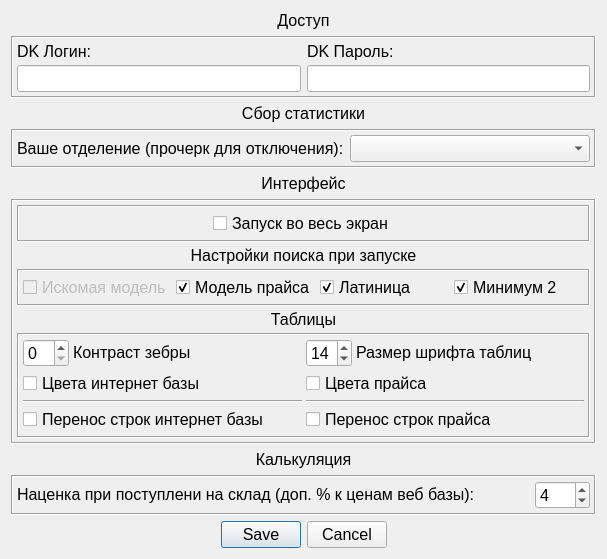
Above: UI/window_settings.ui from Wrexan/MDA before the change. Below: the same form after it.
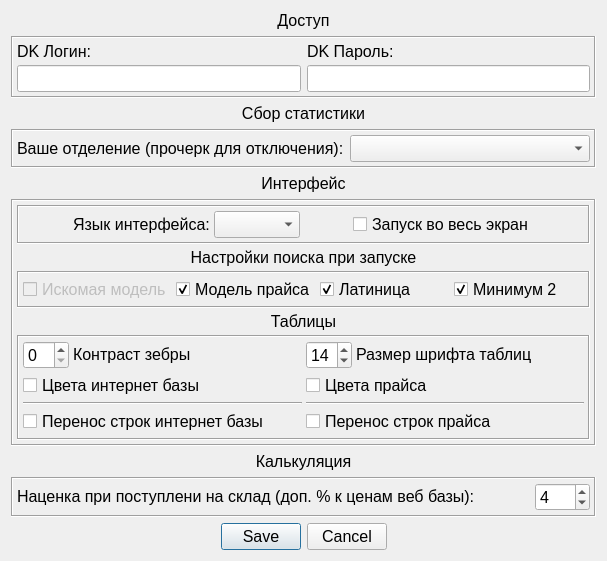
That is the form after the change. Icons and pictures are not drawn.

Commit message: add config window texts to language module add language select with immediate apply to config window some other lang fixes

Diff of the .ui file:
```diff
--- a/UI/window_settings.ui
+++ b/UI/window_settings.ui
@@ -7,7 +7,7 @@
     <x>0</x>
     <y>0</y>
     <width>597</width>
-    <height>561</height>
+    <height>565</height>
    </rect>
   </property>
   <property name="sizePolicy">
@@ -357,6 +357,47 @@
              </property>
             </spacer>
            </item>
+           <item>
+            <layout class="QHBoxLayout" name="horizontalLayout_11">
+             <property name="spacing">
+              <number>4</number>
+             </property>
+             <item>
+              <widget class="QLabel" name="lb_language">
+               <property name="sizePolicy">
+                <sizepolicy hsizetype="Preferred" vsizetype="Fixed">
+                 <horstretch>0</horstretch>
+                 <verstretch>0</verstretch>
+                </sizepolicy>
+               </property>
+               <property name="font">
+                <font>
+                 <pointsize>12</pointsize>
+                </font>
+               </property>
+               <property name="text">
+                <string>Язык интерфейса:</string>
+               </property>
+              </widget>
+             </item>
+             <item>
+              <widget class="QComboBox" name="cb_language"/>
+             </item>
+            </layout>
+           </item>
+           <item>
+            <spacer name="horizontalSpacer_5">
+             <property name="orientation">
+              <enum>Qt::Horizontal</enum>
+             </property>
+             <property name="sizeHint" stdset="0">
+              <size>
+               <width>40</width>
+               <height>20</height>
+              </size>
+             </property>
+            </spacer>
+           </item>
            <item>
             <widget class="QCheckBox" name="chk_fullscreen">
              <property name="text">
```
Left out of the diff: 14 changed lines with no effect on the pictures. The commit also changes 6 other files.
